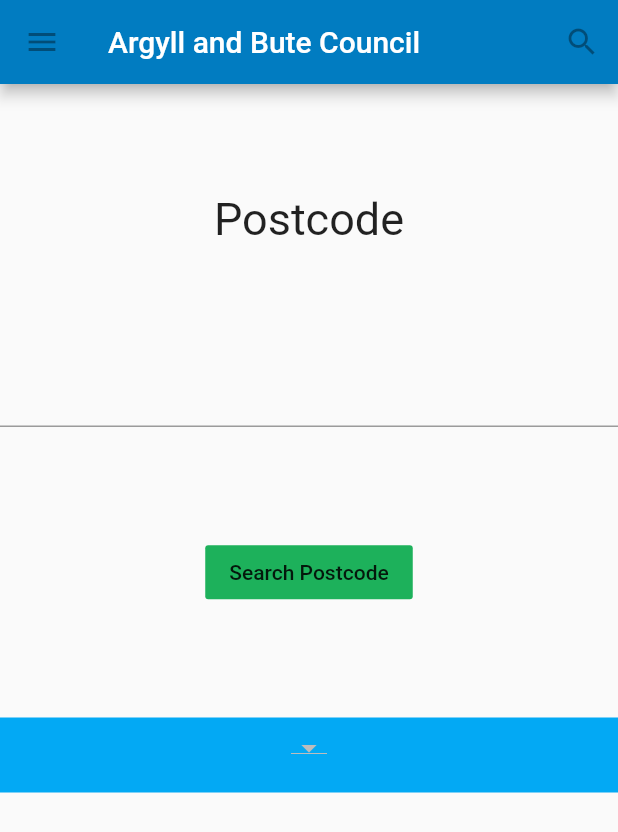
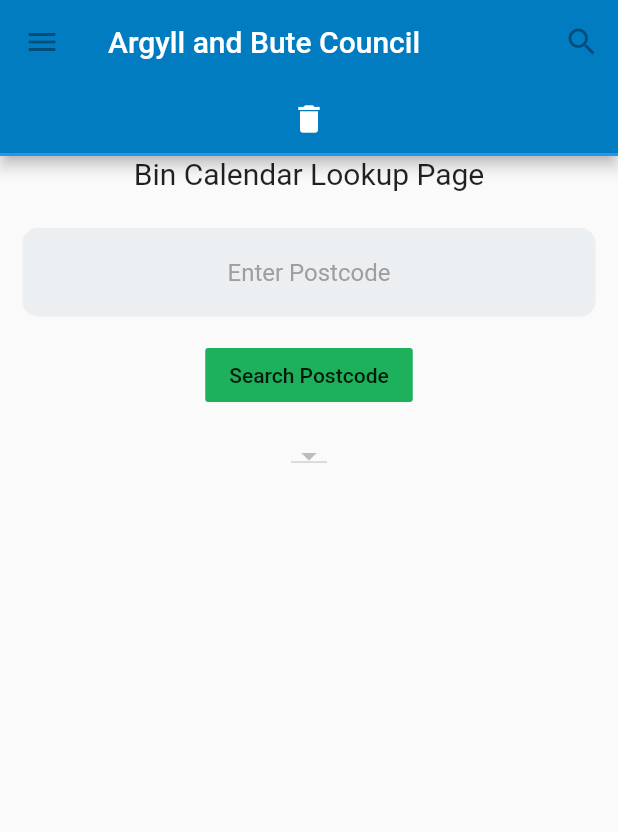
Before and after one commit to ritchiedw/abc_app, a Flutter app: the screen it shows after launch, after a tap on "Search Postcode", on a phone screen of 412 x 824 dp. Shown: the top 832 px of the screen. Run offline on Flutter 3.47's test engine with Material 2 defaults, Android fonts, the phone set to English and light mode, and no system bars; our stand-ins replace shared_preferences, sqflite; accounts and stored records are empty.

Commit message:
some look and feel work

```diff
--- a/lib/main_screen.dart
+++ b/lib/main_screen.dart
@@ -1,5 +1,6 @@
 import 'package:abc_app/bin_tile.dart';
 import 'package:flutter/material.dart';
+import 'package:shared_preferences/shared_preferences.dart';
 
 import 'address.dart';
 import 'bin_route.dart';
@@ -18,7 +19,20 @@ class _MainScreenState extends State<MainScreen> {
 
   @override
   Widget build(BuildContext context) {
-    return Scaffold(
+    String savedPostcode;
+    TextEditingController tec = TextEditingController();
+    //tec.addListener(() => {});
+    Future<String> savedPostcodeFuture = getDetails('postCode');
+    savedPostcodeFuture.then((savedPostcodeFuture) {
+      print(savedPostcodeFuture);
+      if (savedPostcodeFuture != 'Not Defined') {
+        tec.text = savedPostcodeFuture;
+      }
+    });
+
+    return DefaultTabController(
+      length: 1,
+      child: Scaffold(
         appBar: AppBar(
           backgroundColor: Color(
             0xff017cc1,
@@ -36,46 +50,87 @@ class _MainScreenState extends State<MainScreen> {
               onPressed: null,
             ),
           ],
+          bottom: TabBar(
+            tabs: <Widget>[
+              Tab(
+                icon: Icon(Icons.delete),
               ),
-      body: Center(
-        child: Column(
-          mainAxisAlignment: MainAxisAlignment.spaceEvenly,
-          children: <Widget>[
-            Container(
-              alignment: Alignment.center,
-              child: Text(
-                "Postcode",
-                style: TextStyle(fontSize: 30.0),
+            ],
           ),
         ),
-            //PostcodeSearch(),
-            TextField(
+        body: TabBarView(
+          children: <Widget>[
+            Center(
+              child: Column(
+                mainAxisAlignment: MainAxisAlignment.start,
+                children: <Widget>[
+                  Text(
+                    "Bin Calendar Lookup Page",
+                    style: TextStyle(
+                      fontSize: 20.0,
+                    ),
+                  ),
+                  SizedBox(
+                    height: 10.0,
+                  ),
+                  Padding(
+                    padding: const EdgeInsets.all(15.0),
+                    child: TextField(
+                      controller: tec,
                       textAlign: TextAlign.center,
                       onChanged: (newPostcode) {
                         print(newPostcode);
                         postCode = newPostcode;
                       },
+                      style: TextStyle(color: Colors.black),
+                      decoration: InputDecoration(
+                        filled: true,
+                        fillColor: Colors.blueGrey[50],
+                        //icon: Icon(
+                        //  Icons.location_searching,
+                        //  color: Colors.white,
+                        //),
+                        hintText: "Enter Postcode",
+                        hintStyle: TextStyle(
+                          color: Colors.grey,
+                        ),
+                        border: OutlineInputBorder(
+                          borderRadius: BorderRadius.all(
+                            Radius.circular(10.0),
+                          ),
+                          borderSide: BorderSide.none,
+                        ),
+                      ),
+                    ),
                   ),
                   FlatButton(
                     onPressed: () {
                       print("Search Postcode");
+                      FocusScope.of(context).requestFocus(FocusNode());
                       getData();
+                      savePreference("postCode", postCode);
                     },
                     child: Text("Search Postcode"),
                     color: Color(0xff1db15b),
+                  ),
+                  SizedBox(
+                    height: 10.0,
                   ),
                   Container(
                     height: 50.0,
                     alignment: Alignment.center,
                     padding: EdgeInsets.only(bottom: 10.0),
-              color: Colors.lightBlue,
+                    //color: Colors.lightBlue,
                     child: androidDropdown(),
                   ),
-            Container(
-              height: 150.0,
-              alignment: Alignment.center,
-              padding: EdgeInsets.only(bottom: 10.0),
+                  Expanded(
+                    //height: 150.0,
+                    //alignment: Alignment.center,
+                    //padding: EdgeInsets.only(bottom: 10.0),
                     child: binDetails(),
+                  ),
+                ],
+              ),
             ),
           ],
         ),
@@ -107,6 +162,18 @@ class _MainScreenState extends State<MainScreen> {
         });
       },
     );
+  }
+
+  void savePreference(String name, String value) async {
+    SharedPreferences prefs = await SharedPreferences.getInstance();
+    await prefs.setString(name, value);
+  }
+
+  Future<String> getDetails(String name) async {
+    print("getDetails()");
+    SharedPreferences prefs = await SharedPreferences.getInstance();
+    String detail = prefs.getString('firstName') ?? 'Not Defined';
+    return detail;
   }
 
   Widget binDetails() {
--- a/pubspec.yaml
+++ b/pubspec.yaml
@@ -31,6 +31,7 @@ dependencies:
   firebase_messaging: ^5.0.2
   http: ^0.12.0+2
   xml: ^3.5.0
+  shared_preferences: ^0.5.3+4
 
 dev_dependencies:
   flutter_test:
```
Also changed, not shown: pubspec.lock, 1 other file. Lines whose indentation alone changed are shown as unchanged.
